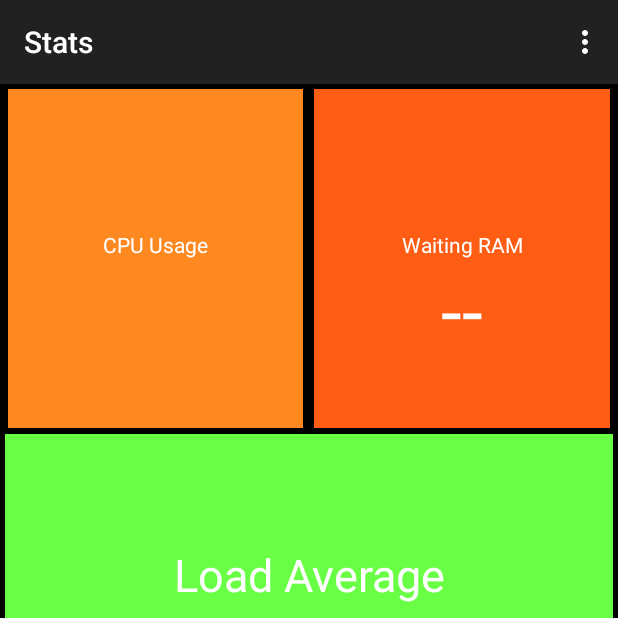
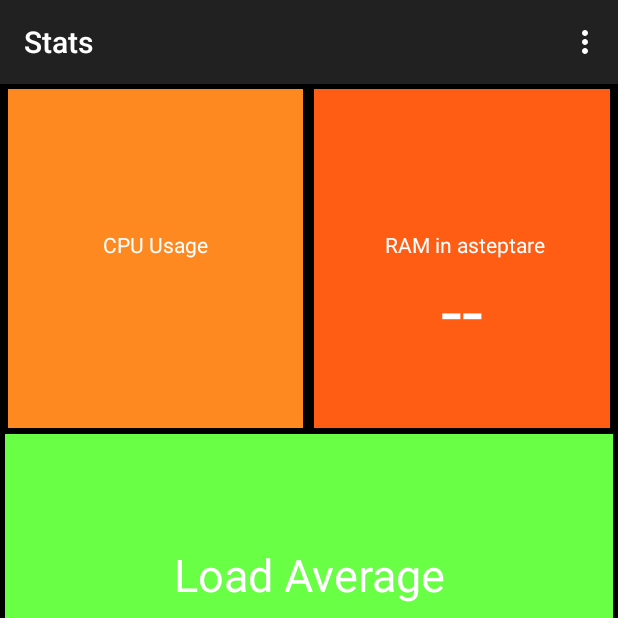
Before and after one commit to appm-io/android-2, an Android app: the screen it shows after launch (Stats), on a phone screen of 412 x 824 dp, the top half of it. Run offline under Robolectric (Android 15) with nearby library versions, the phone set to English and light mode, and no system bars; network calls fail; 4 statements that could not run were skipped.

Commit message:
Am modificat Free

```diff
--- a/app/src/main/res/layout/activity_stats.xml
+++ b/app/src/main/res/layout/activity_stats.xml
@@ -69,7 +69,7 @@
                 android:layout_height="fill_parent"
                 android:layout_weight="50"
                 android:gravity="center|bottom"
-                android:text="Waiting RAM"
+                android:text=" RAM in asteptare"
                 android:textColor="#ffffffff" />
 
             <TextView
```
